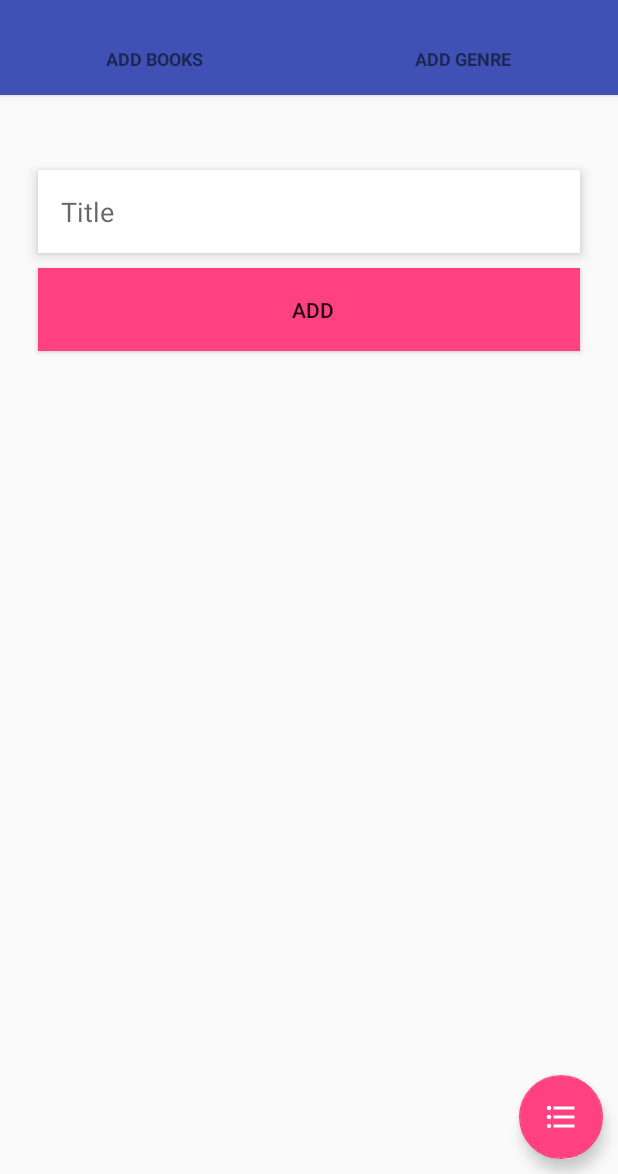
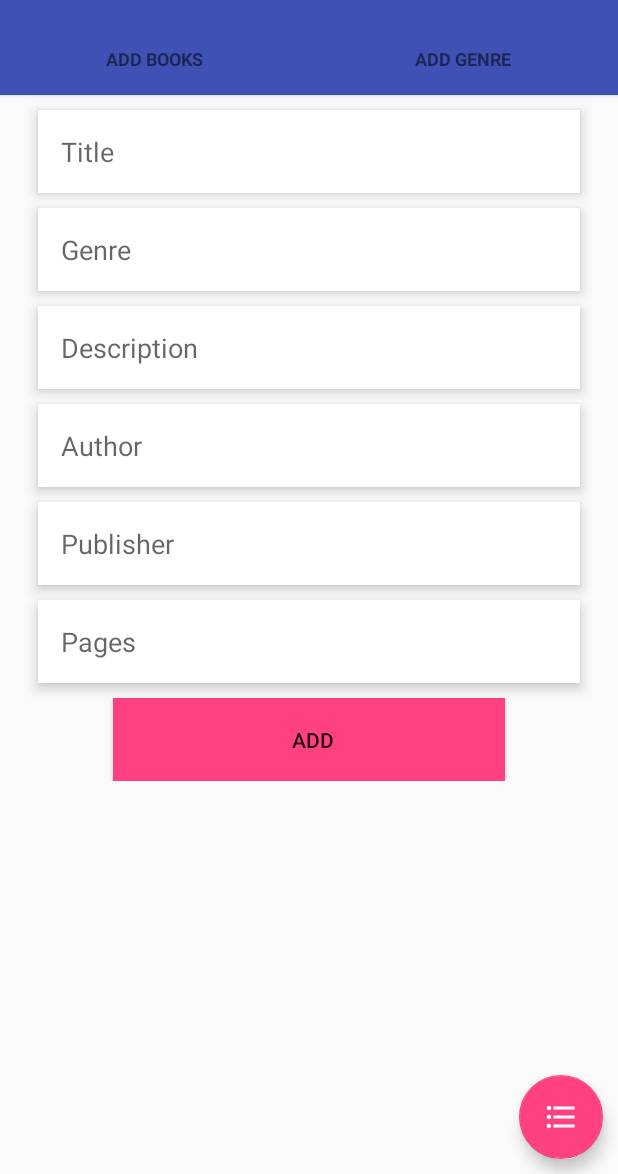
Before and after one commit to Vasu7052/NodeJs-Work, an Android app: the screen it shows after launch (MainActivity), on a phone screen of 412 x 824 dp, the part 62-1236 px from its top. Run offline under Robolectric (Android 15) with nearby library versions, the phone set to English and light mode, and no system bars; 1 statement that could not run was skipped.

Commit message:
NodeJs Work

```diff
--- a/FirstApiProject-Android/app/src/main/AndroidManifest.xml
+++ b/FirstApiProject-Android/app/src/main/AndroidManifest.xml
@@ -24,6 +24,10 @@
             android:name=".ViewListActivity"
             android:label="@string/title_activity_view_list"
             android:theme="@style/AppTheme.NoActionBar"></activity>
+        <activity
+            android:name=".ViewBooksListActivity"
+            android:label="@string/title_activity_view_list"
+            android:theme="@style/AppTheme.NoActionBar"></activity>
     </application>
 
 </manifest>
--- a/FirstApiProject-Android/app/src/main/java/com/example/vasu/firstapiproject_android/Tab1.java
+++ b/FirstApiProject-Android/app/src/main/java/com/example/vasu/firstapiproject_android/Tab1.java
@@ -1,29 +1,121 @@
 package com.example.vasu.firstapiproject_android;
 
 import android.content.ContentResolver;
+import android.content.Intent;
 import android.database.Cursor;
 import android.os.Bundle;
 import android.provider.ContactsContract;
 import android.support.annotation.Nullable;
+import android.support.design.widget.FloatingActionButton;
 import android.support.v4.app.Fragment;
 import android.view.LayoutInflater;
 import android.view.View;
 import android.view.ViewGroup;
+import android.widget.Button;
+import android.widget.EditText;
 import android.widget.ListView;
+import android.widget.Toast;
+
+import com.example.vasu.firstapiproject_android.Model.GenreResponse;
+import com.example.vasu.firstapiproject_android.helper.ApiClient;
+import com.example.vasu.firstapiproject_android.helper.ApiInterface;
+
+import retrofit2.Call;
+import retrofit2.Callback;
+import retrofit2.Response;
 
 /**
  * Created by hp1 on 21-01-2015.
  */
 public class Tab1 extends Fragment {
 
-    ListView lv;
+    EditText etTitle, etGenre, etDescription, etAuthor, etPublisher, etPages;
+    Button btnAdd;
+    FloatingActionButton fab;
 
     @Override
     public View onCreateView(LayoutInflater inflater, @Nullable ViewGroup container, @Nullable Bundle savedInstanceState) {
-        View v =inflater.inflate(R.layout.tab_1,container,false);
+        View v = inflater.inflate(R.layout.tab_1, container, false);
 
+        etTitle = v.findViewById(R.id.editTextTitle);
+        etGenre = v.findViewById(R.id.editTextGenre);
+        etDescription = v.findViewById(R.id.editTextDescription);
+        etAuthor = v.findViewById(R.id.editTextAuthor);
+        etPublisher = v.findViewById(R.id.editTextPublisher);
+        etPages = v.findViewById(R.id.editTextPages);
+
+        btnAdd = v.findViewById(R.id.buttonAdd);
+        fab = v.findViewById(R.id.floatingActionButton);
+
+        btnAdd.setOnClickListener(new View.OnClickListener() {
+            @Override
+            public void onClick(View view) {
+                add();
+            }
+        });
+
+        btnAdd.setOnLongClickListener(new View.OnLongClickListener() {
+            @Override
+            public boolean onLongClick(View view) {
+                update();
+                return true;
+            }
+        });
+
+        fab.setOnClickListener(new View.OnClickListener() {
+            @Override
+            public void onClick(View view) {
+                Intent i = new Intent(getActivity(), ViewListActivity.class);
+                i.putExtra("Type", "Genre");
+                startActivity(i);
+            }
+        });
 
 
         return v;
     }
+
+    public void add() {
+        ApiInterface apiService = ApiClient.getClient().create(ApiInterface.class);
+
+        apiService.addBooksData(etTitle.getText().toString(), etGenre.getText().toString(), etDescription.getText().toString()
+                , etAuthor.getText().toString(), etPublisher.getText().toString(), etPages.getText().toString()).enqueue(new Callback<GenreResponse>() {
+            @Override
+            public void onResponse(Call<GenreResponse> call, Response<GenreResponse> response) {
+                if (response.isSuccessful()) {
+                    Toast.makeText(getActivity(), "Added", Toast.LENGTH_SHORT).show();
+                    etTitle.setText("");
+                    etGenre.setText("");
+                    etDescription.setText("");
+                    etAuthor.setText("");
+                    etPublisher.setText("");
+                    etPages.setText("");
+                }
+            }
+
+            @Override
+            public void onFailure(Call<GenreResponse> call, Throwable t) {
+
+            }
+        });
+    }
+
+    public void update() {
+        ApiInterface apiService = ApiClient.getClient().create(ApiInterface.class);
+
+        apiService.updateGenreData("59d3a1e20baa3424465e5bf2", etTitle.getText().toString()).enqueue(new Callback<GenreResponse>() {
+            @Override
+            public void onResponse(Call<GenreResponse> call, Response<GenreResponse> response) {
+                if (response.isSuccessful()) {
+                    Toast.makeText(getActivity(), "Updated", Toast.LENGTH_SHORT).show();
+                    etTitle.setText("");
+                }
+            }
+
+            @Override
+            public void onFailure(Call<GenreResponse> call, Throwable t) {
+
+            }
+        });
+    }
 }
--- a/FirstApiProject-Android/app/src/main/java/com/example/vasu/firstapiproject_android/ViewBooksListActivity.java
+++ b/FirstApiProject-Android/app/src/main/java/com/example/vasu/firstapiproject_android/ViewBooksListActivity.java
@@ -57,19 +57,9 @@ public class ViewBooksListActivity extends AppCompatActivity {
             public void onItemClick(AdapterView<?> adapterView, View view, final int i, long l) {
                 new SweetAlertDialog(ViewBooksListActivity.this, SweetAlertDialog.WARNING_TYPE)
                         .setTitleText("Take Action")
-                        .setContentText("Update or Delete!")
-                        .setConfirmText("Update")
+                        .setContentText("Delete or not!!")
+                        .setConfirmText("Yes")
                         .setConfirmClickListener(new SweetAlertDialog.OnSweetClickListener() {
-                            @Override
-                            public void onClick(SweetAlertDialog sDialog) {
-
-
-
-                                sDialog.dismissWithAnimation();
-                            }
-                        })
-                        .setCancelText("Delete")
-                        .setCancelClickListener(new SweetAlertDialog.OnSweetClickListener() {
                             @Override
                             public void onClick(SweetAlertDialog sDialog) {
 
@@ -85,7 +75,7 @@ public class ViewBooksListActivity extends AppCompatActivity {
                                     public void onFailure(Call<GenreResponse> call, Throwable t) {
 
                                     }
-                            }); ;
+                                });
 
                                 sDialog.dismissWithAnimation();
                             }
--- a/FirstApiProject-Android/app/src/main/java/com/example/vasu/firstapiproject_android/helper/ApiInterface.java
+++ b/FirstApiProject-Android/app/src/main/java/com/example/vasu/firstapiproject_android/helper/ApiInterface.java
@@ -40,4 +40,30 @@ public interface ApiInterface {
     @DELETE("api/genres/delete/{id}")
     Call<GenreResponse> deleteGenreData(@Path("id") String genreId);
 
+    //============================================================================================================
+
+    @GET("api/books/")
+    Call<GenreResponse> getAllBooksData() ;
+
+    @FormUrlEncoded
+    @POST("api/books/add/")
+    Call<GenreResponse> addBooksData(
+            @Field("name") String title ,
+            @Field("genre") String genre ,
+            @Field("decription") String decription ,
+            @Field("author") String author ,
+            @Field("publisher") String publisher ,
+            @Field("pages") String pages
+    ) ;
+
+    @FormUrlEncoded
+    @PUT("api/books/update/{id}")
+    Call<GenreResponse> updateBooksData(
+            @Path("id") String _id ,
+            @Field("decription") String decription
+    ) ;
+
+    @DELETE("api/books/delete/{id}")
+    Call<GenreResponse> deleteBooksData(@Path("id") String genreId);
+
 }
--- a/FirstApiProject-Android/app/src/main/res/layout/tab_1.xml
+++ b/FirstApiProject-Android/app/src/main/res/layout/tab_1.xml
@@ -4,6 +4,10 @@
     android:layout_width="match_parent"
     android:layout_height="match_parent">
 
+    <LinearLayout
+        android:layout_width="match_parent"
+        android:layout_height="wrap_content"
+        android:orientation="vertical">
 
         <EditText
             android:id="@+id/editTextTitle"
@@ -11,33 +15,122 @@
             android:layout_height="55sp"
             android:layout_alignParentTop="true"
             android:layout_centerHorizontal="true"
+            android:layout_marginBottom="10sp"
             android:layout_marginLeft="25sp"
             android:layout_marginRight="25sp"
-        android:layout_marginTop="50sp"
+            android:layout_marginTop="10sp"
             android:background="#ffffff"
             android:elevation="5sp"
             android:ems="10"
             android:hint="Title"
             android:inputType="textPersonName"
             android:paddingLeft="15sp"
-        android:paddingRight="10sp"
-        android:layout_marginBottom="10sp"/>
+            android:paddingRight="10sp" />
+
+        <EditText
+            android:id="@+id/editTextGenre"
+            android:layout_width="match_parent"
+            android:layout_height="55sp"
+            android:layout_alignParentTop="true"
+            android:layout_centerHorizontal="true"
+            android:layout_marginBottom="10sp"
+            android:layout_marginLeft="25sp"
+            android:layout_marginRight="25sp"
+            android:background="#ffffff"
+            android:elevation="5sp"
+            android:ems="10"
+            android:hint="Genre"
+            android:inputType="textPersonName"
+            android:paddingLeft="15sp"
+            android:paddingRight="10sp" />
+
+        <EditText
+            android:id="@+id/editTextDescription"
+            android:layout_width="match_parent"
+            android:layout_height="55sp"
+            android:layout_alignParentTop="true"
+            android:layout_centerHorizontal="true"
+            android:layout_marginBottom="10sp"
+            android:layout_marginLeft="25sp"
+            android:layout_marginRight="25sp"
+            android:background="#ffffff"
+            android:elevation="5sp"
+            android:ems="10"
+            android:hint="Description"
+            android:inputType="textPersonName"
+            android:paddingLeft="15sp"
+            android:paddingRight="10sp" />
+
+        <EditText
+            android:id="@+id/editTextAuthor"
+            android:layout_width="match_parent"
+            android:layout_height="55sp"
+            android:layout_alignParentTop="true"
+            android:layout_centerHorizontal="true"
+            android:layout_marginBottom="10sp"
+            android:layout_marginLeft="25sp"
+            android:layout_marginRight="25sp"
+            android:background="#ffffff"
+            android:elevation="5sp"
+            android:ems="10"
+            android:hint="Author"
+            android:inputType="textPersonName"
+            android:paddingLeft="15sp"
+            android:paddingRight="10sp" />
+
+        <EditText
+            android:id="@+id/editTextPublisher"
+            android:layout_width="match_parent"
+            android:layout_height="55sp"
+            android:layout_alignParentTop="true"
+            android:layout_centerHorizontal="true"
+            android:layout_marginBottom="10sp"
+            android:layout_marginLeft="25sp"
+            android:layout_marginRight="25sp"
+            android:background="#ffffff"
+            android:elevation="5sp"
+            android:ems="10"
+            android:hint="Publisher"
+            android:inputType="textPersonName"
+            android:paddingLeft="15sp"
+            android:paddingRight="10sp" />
+
+        <EditText
+            android:id="@+id/editTextPages"
+            android:layout_width="match_parent"
+            android:layout_height="55sp"
+            android:layout_alignParentTop="true"
+            android:layout_centerHorizontal="true"
+            android:layout_marginBottom="10sp"
+            android:layout_marginLeft="25sp"
+            android:layout_marginRight="25sp"
+            android:background="#ffffff"
+            android:elevation="5sp"
+            android:ems="10"
+            android:hint="Pages"
+            android:inputType="textPersonName"
+            android:paddingLeft="15sp"
+            android:paddingRight="10sp" />
 
         <Button
             android:id="@+id/buttonAdd"
             android:layout_width="match_parent"
             android:layout_height="55sp"
+            android:layout_alignEnd="@+id/editTextTitle"
+            android:layout_alignLeft="@+id/editTextTitle"
+            android:layout_alignRight="@+id/editTextTitle"
+            android:layout_alignStart="@+id/editTextTitle"
+            android:layout_below="@+id/editTextTitle"
+            android:layout_marginLeft="75sp"
+            android:layout_marginRight="75sp"
             android:background="@color/colorAccent"
             android:elevation="5sp"
             android:ems="10"
             android:paddingLeft="15sp"
             android:paddingRight="10sp"
-        android:text="ADD"
-        android:layout_below="@+id/editTextTitle"
-        android:layout_alignLeft="@+id/editTextTitle"
-        android:layout_alignStart="@+id/editTextTitle"
-        android:layout_alignRight="@+id/editTextTitle"
-        android:layout_alignEnd="@+id/editTextTitle" />
+            android:text="ADD" />
+
+    </LinearLayout>
 
     <android.support.design.widget.FloatingActionButton
         android:id="@+id/floatingActionButton"
```
Also changed, not shown: 1 other file. Lines whose indentation alone changed are shown as unchanged.
